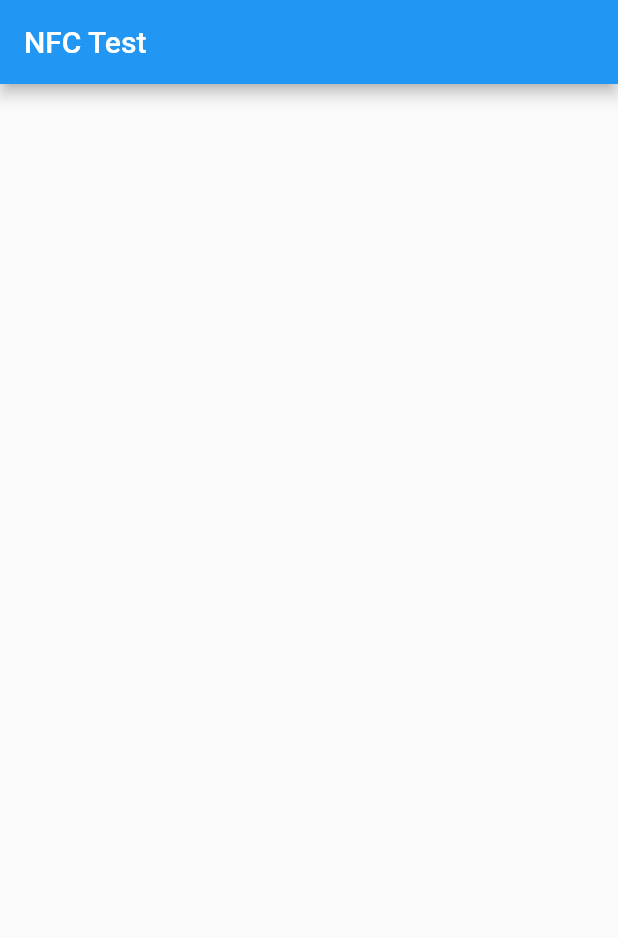
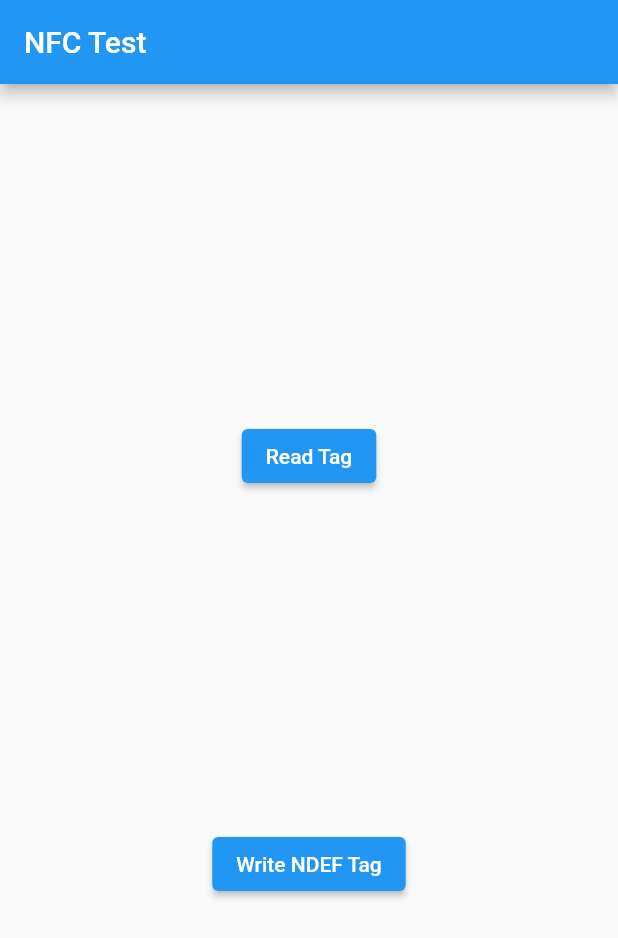
Before and after one commit to somethingdevs/nfc_test, a Flutter app: the screen it shows after launch, on a phone screen of 412 x 824 dp. Shown: the top 938 px of the screen. Run offline on Flutter 3.47's test engine with Material 2 defaults, Android fonts, the phone set to English and light mode, and no system bars; missing offline and left inert: nfc_manager.

Commit message:
first update
nfc works but not able to read properly

```diff
--- a/lib/main.dart
+++ b/lib/main.dart
@@ -1,10 +1,59 @@
 import 'package:flutter/material.dart';
+import 'package:nfc_manager/nfc_manager.dart';
 
+var result;
 void main() {
+  WidgetsFlutterBinding.ensureInitialized();
   runApp(MyApp());
 }
 
-class MyApp extends StatelessWidget {
+void _tagRead() {
+  NfcManager.instance.startSession(
+    onDiscovered: (tag) async {
+      result.value = tag.data;
+      print(result.toString());
+      NfcManager.instance.stopSession();
+    },
+  );
+}
+
+void _ndefWrite() {
+  NfcManager.instance.startSession(
+    onDiscovered: (tag) async {
+      var ndef = Ndef.from(tag);
+      if (ndef == null || !ndef.isWritable) {
+        result.value = 'Tag is not NDEF writable';
+        NfcManager.instance.stopSession(errorMessage: result.value);
+        return;
+      }
+      NdefMessage message = NdefMessage(
+        [
+          NdefRecord.createText('joe nuts'),
+        ],
+      );
+
+      //The actual writing part
+      try {
+        await ndef.write(message);
+        result.value = 'Sucess!';
+        NfcManager.instance.stopSession();
+      } catch (e) {
+        result.value = e;
+        NfcManager.instance.stopSession(errorMessage: result.value.toString());
+        return;
+      }
+    },
+  );
+}
+
+class MyApp extends StatefulWidget {
+  @override
+  _MyAppState createState() => _MyAppState();
+}
+
+class _MyAppState extends State<MyApp> {
+  ValueNotifier<dynamic> result = ValueNotifier(null);
+
   @override
   Widget build(BuildContext context) {
     return MaterialApp(
@@ -17,7 +66,21 @@ class MyApp extends StatelessWidget {
         appBar: AppBar(
           title: Text('NFC Test'),
         ),
-        body: Container(),
+        body: Center(
+          child: Column(
+            mainAxisAlignment: MainAxisAlignment.spaceEvenly,
+            children: [
+              ElevatedButton(
+                onPressed: _tagRead,
+                child: Text('Read Tag'),
+              ),
+              ElevatedButton(
+                onPressed: _ndefWrite,
+                child: Text('Write NDEF Tag'),
+              ),
+            ],
+          ),
+        ),
       ),
     );
   }
--- a/pubspec.yaml
+++ b/pubspec.yaml
@@ -23,6 +23,8 @@ environment:
 dependencies:
   flutter:
     sdk: flutter
+  nfc_manager: ^3.1.0
+
 
 
   # The following adds the Cupertino Icons font to your application.
```
Also changed, not shown: pubspec.lock, 6 other files.
